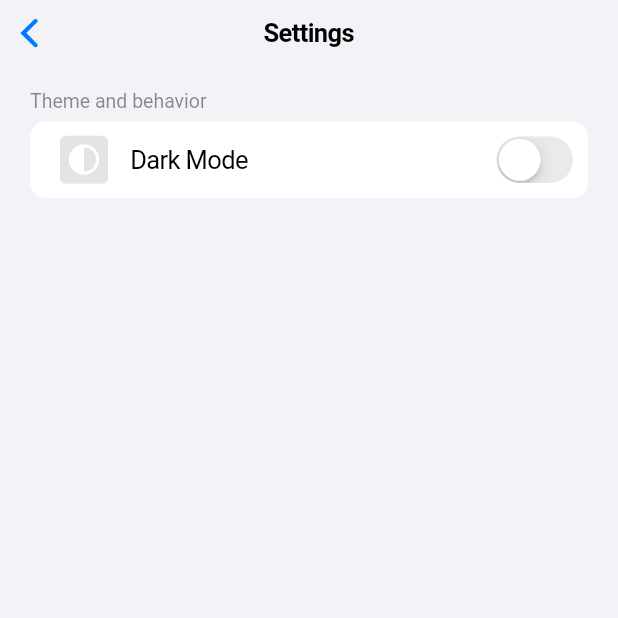
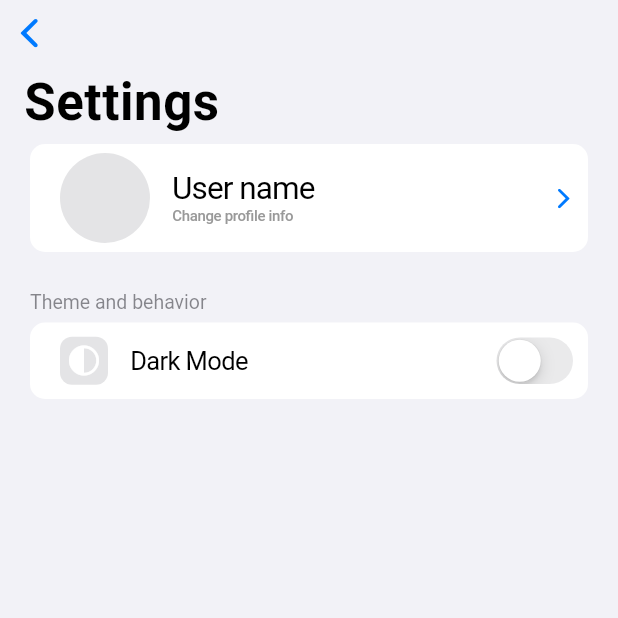
Before and after one commit to starchykov/box_storage, a Flutter app: the SettingsScreen screen opened directly, on a phone screen of 412 x 824 dp, the top half of it. Run offline on Flutter 3.47's test engine with Material 2 defaults, Android fonts, the phone set to English and light mode, and no system bars; our stand-ins replace shared_preferences; accounts and stored records are empty.

Commit message:
Some general improvements

```diff
--- a/lib/ui/application/app_view_model.dart
+++ b/lib/ui/application/app_view_model.dart
@@ -3,17 +3,21 @@ import 'dart:async';
 import 'package:box_storage/domain/services/theme_service.dart';
 import 'package:box_storage/ui/app_navigation/app_navigation.dart';
 import 'package:box_storage/ui/application/app_state.dart';
+import 'package:box_storage/ui/theme/theme.dart';
 import 'package:flutter/cupertino.dart';
 
 class AppViewModel extends ChangeNotifier {
   final ThemeService _themeService = ThemeService();
   final AppNavigation _appNavigation = AppNavigation();
+  final ApplicationTheme _applicationTheme = ApplicationTheme();
 
   AppState _state = const AppState(isDarkTheme: false, isOfflineMode: false);
 
   AppState get state => _state;
 
   AppNavigation get appNavigation => _appNavigation;
+
+  ApplicationTheme get applicationTheme => _applicationTheme;
 
   late StreamSubscription _themeSubscription;
 
--- a/lib/ui/screens/home_screen/home_screen.dart
+++ b/lib/ui/screens/home_screen/home_screen.dart
@@ -16,7 +16,7 @@ class HomeScreen extends StatelessWidget {
   Widget build(BuildContext context) {
     final HomeScreenViewModel viewModel = context.read<HomeScreenViewModel>();
     return CupertinoTabScaffold(
-      tabBuilder: (builder, int index) => SafeArea(child: viewModel.renderScreen(screenIndex: index)),
+      tabBuilder: (builder, int index) => viewModel.renderScreen(screenIndex: index),
       tabBar: CupertinoTabBar(
         items: const [
           BottomNavigationBarItem(
--- a/lib/ui/screens/settings_screen/settings_screen.dart
+++ b/lib/ui/screens/settings_screen/settings_screen.dart
@@ -1,6 +1,7 @@
 import 'package:box_storage/ui/screens/settings_screen/settings_screen_state.dart';
 import 'package:box_storage/ui/screens/settings_screen/settings_screen_view_model.dart';
 import 'package:flutter/cupertino.dart';
+import 'package:flutter/material.dart';
 import 'package:provider/provider.dart';
 
 class SettingsScreen extends StatelessWidget {
@@ -15,32 +16,23 @@ class SettingsScreen extends StatelessWidget {
 
   @override
   Widget build(BuildContext context) {
-    final SettingsScreenViewModel viewModel = context.read<SettingsScreenViewModel>();
-    final SettingsScreenState state = context.select((SettingsScreenViewModel viewModel) => viewModel.state);
     return CupertinoPageScaffold(
       backgroundColor: CupertinoColors.systemGroupedBackground,
-      navigationBar: const CupertinoNavigationBar(
-        middle: Text('Settings'),
+      child: CustomScrollView(
+        slivers: <Widget>[
+          CupertinoSliverNavigationBar(
+            border: null,
+            // leading: Icon(CupertinoIcons.person_2),
+            backgroundColor: CupertinoColors.systemBackground.withOpacity(0),
+            largeTitle: const Text('Settings'),
+            // trailing: Icon(CupertinoIcons.add_circled),
           ),
-      child: SafeArea(
-        child: ListView(
-          children: [
-            CupertinoFormSection.insetGrouped(
-              header: const Text('Theme and behavior'),
-              children: [
-                CupertinoFormRow(
-                  prefix: const PrefixWidget(
-                    icon: CupertinoIcons.circle_lefthalf_fill,
-                    title: 'Dark Mode',
-                    color: CupertinoColors.systemFill,
-                  ),
-                  child: CupertinoSwitch(
-                    value: state.isDarkMode,
-                    onChanged: (bool value) async => await viewModel.onChangeTheme(),
-                  ),
-                ),
-              ],
-            ),
+          SliverFillRemaining(
+            child: Column(
+              mainAxisAlignment: MainAxisAlignment.start,
+              children: <Widget>[
+                const _SettingsProfile(),
+                const _SettingsTheme(),
                 // CupertinoFormSection.insetGrouped(
                 //   header: const Text('SECTION 2'),
                 //   children: [
@@ -78,11 +70,7 @@ class SettingsScreen extends StatelessWidget {
                 //       ),
                 //       child: Row(
                 //         mainAxisAlignment: MainAxisAlignment.end,
-            //         children: const <Widget>[
-            //           Text('On'),
-            //           SizedBox(width: 5),
-            //           Icon(CupertinoIcons.forward)
-            //         ],
+                //         children: const <Widget>[Text('On'), SizedBox(width: 5), Icon(CupertinoIcons.forward)],
                 //       ),
                 //     ),
                 //     const CupertinoFormRow(
@@ -98,6 +86,77 @@ class SettingsScreen extends StatelessWidget {
               ],
             ),
           ),
+        ],
+      ),
+    );
+  }
+}
+
+class _SettingsTheme extends StatelessWidget {
+  const _SettingsTheme({
+    Key? key,
+  }) : super(key: key);
+
+  @override
+  Widget build(BuildContext context) {
+    final SettingsScreenViewModel viewModel = context.read<SettingsScreenViewModel>();
+    final SettingsScreenState state = context.select((SettingsScreenViewModel viewModel) => viewModel.state);
+    return CupertinoFormSection.insetGrouped(
+      header: const Text('Theme and behavior'),
+      children: [
+        CupertinoFormRow(
+          prefix: PrefixWidget(
+            icon: state.isDarkMode ? CupertinoIcons.circle_righthalf_fill : CupertinoIcons.circle_lefthalf_fill,
+            title: 'Dark Mode',
+            color: CupertinoColors.systemFill,
+          ),
+          child: CupertinoSwitch(
+            value: state.isDarkMode,
+            onChanged: (bool value) async => await viewModel.onChangeTheme(),
+          ),
+        ),
+      ],
+    );
+  }
+}
+
+class _SettingsProfile extends StatelessWidget {
+  const _SettingsProfile({
+    Key? key,
+  }) : super(key: key);
+
+  @override
+  Widget build(BuildContext context) {
+    return CupertinoFormSection.insetGrouped(
+      children: [
+        CupertinoButton(
+          padding: EdgeInsets.zero,
+          onPressed: () {},
+          child: CupertinoFormRow(
+            prefix: const CircleAvatar(
+              backgroundColor: CupertinoColors.systemFill,
+              radius: 30,
+            ),
+            child: Row(
+              children: [
+                const SizedBox(width: 15),
+                Column(
+                  crossAxisAlignment: CrossAxisAlignment.start,
+                  children: [
+                    Text('User name', style: CupertinoTheme.of(context).textTheme.pickerTextStyle),
+                    Text('Change profile info', style: CupertinoTheme.of(context).textTheme.tabLabelTextStyle),
+                  ],
+                ),
+                const Spacer(),
+                Row(
+                  mainAxisAlignment: MainAxisAlignment.end,
+                  children: const <Widget>[SizedBox(width: 5), Icon(CupertinoIcons.forward)],
+                ),
+              ],
+            ),
+          ),
+        ),
+      ],
     );
   }
 }
@@ -122,7 +181,7 @@ class PrefixWidget extends StatelessWidget {
           padding: const EdgeInsets.all(4.0),
           decoration: BoxDecoration(
             color: color,
-            borderRadius: BorderRadius.circular(4.0),
+            borderRadius: BorderRadius.circular(8.0),
           ),
           child: Icon(icon, color: CupertinoColors.white),
         ),
--- /dev/null
+++ b/lib/ui/theme/theme.dart
@@ -0,0 +1,18 @@
+import 'package:flutter/cupertino.dart';
+
+class ApplicationTheme {
+  ApplicationTheme._internal();
+
+  static final ApplicationTheme _instance = ApplicationTheme._internal();
+
+  factory ApplicationTheme() {
+    return _instance;
+  }
+
+  CupertinoThemeData getApplicationTheme({required bool isDarkTheme}) {
+    return CupertinoThemeData(
+      primaryColor: CupertinoColors.activeBlue,
+      brightness: isDarkTheme ? Brightness.dark : Brightness.light,
+    );
+  }
+}
```
Also changed, not shown: lib/ui/application/app.dart (+11 -11 lines), lib/ui/screens/boxes_screen/boxes_screen.dart (+16 -6 lines), lib/ui/screens/dashboard_screen/dashboard_screen.dart (+14 -6 lines). Lines whose indentation alone changed are shown as unchanged.
